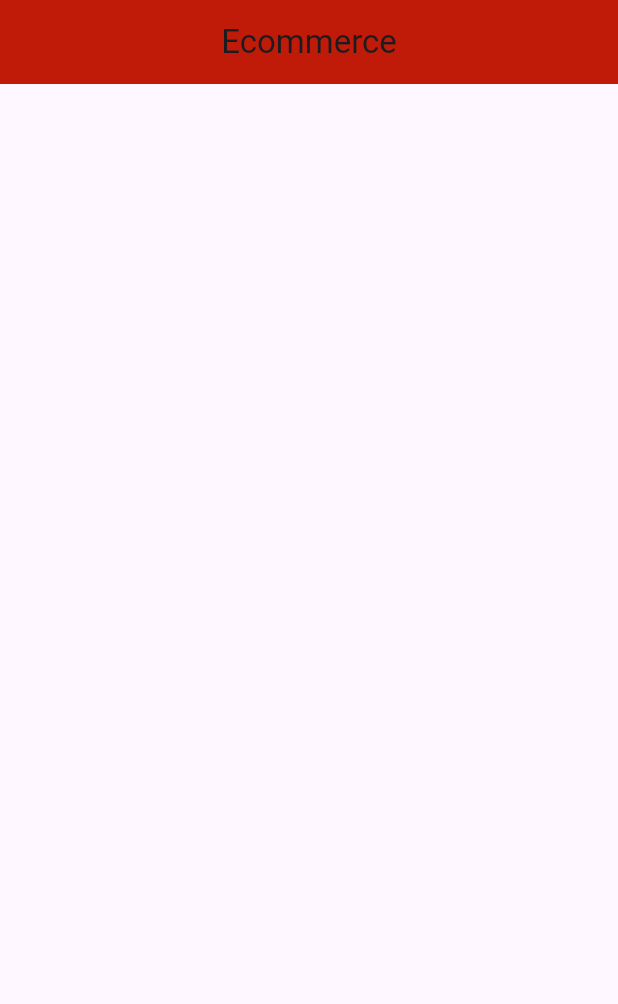
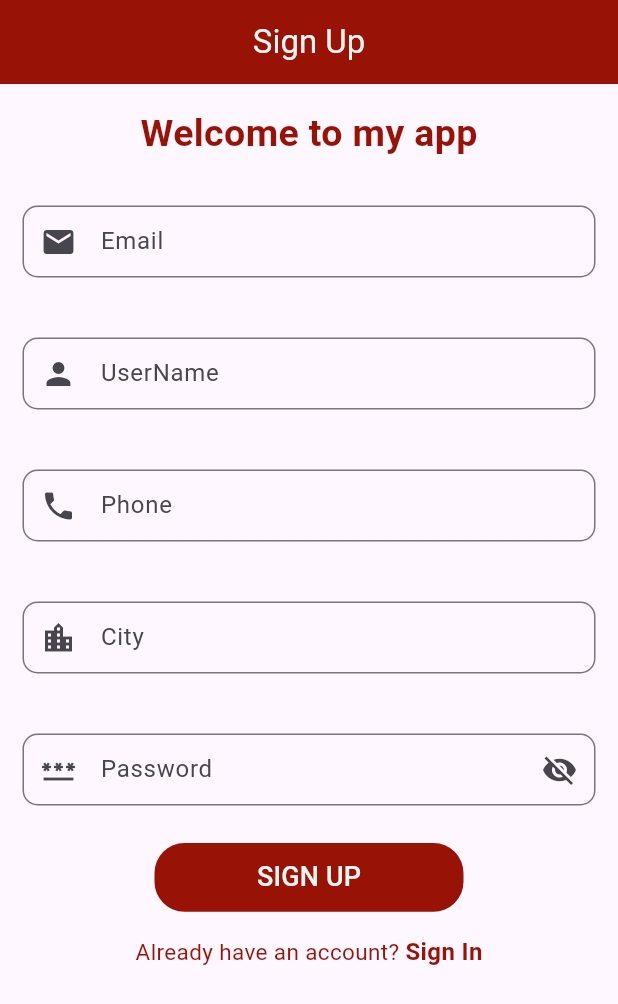
Before and after one commit to its-malaika16/ecommerce_app, a Flutter app: the screen it shows after launch, on a phone screen of 412 x 824 dp. Shown: the top 1004 px of the screen. Run offline on Flutter 3.47's test engine with Material 3 defaults, Android fonts, the phone set to English and light mode, and no system bars; our stand-ins replace flutter_keyboard_visibility, get, lottie.

Commit message:
signin signup screen ui

```diff
--- a/lib/main.dart
+++ b/lib/main.dart
@@ -1,3 +1,5 @@
+import 'package:ecommerce_store/screens/auth-ui/sign-in-screen.dart';
+import 'package:ecommerce_store/screens/auth-ui/sign-up-screen.dart';
 import 'package:ecommerce_store/screens/auth-ui/splash-screen.dart';
 import 'package:get/get_navigation/src/root/get_material_app.dart';
 
@@ -14,8 +16,6 @@
   // This widget is the root of your application.
   @override
   Widget build(BuildContext context) {
-    return GetMaterialApp(
-home: const SplashScreen(),
-    );
+    return GetMaterialApp(home: const SignUpScreen());
   }
 }
--- /dev/null
+++ b/lib/screens/auth-ui/sign-up-screen.dart
@@ -0,0 +1,214 @@
+import 'package:ecommerce_store/screens/auth-ui/sign-in-screen.dart';
+import 'package:ecommerce_store/utils/app-constant.dart';
+import 'package:flutter/material.dart';
+import 'package:flutter_keyboard_visibility/flutter_keyboard_visibility.dart';
+import 'package:get/get.dart';
+
+class SignUpScreen extends StatefulWidget {
+  const SignUpScreen({super.key});
+
+  @override
+  State<SignUpScreen> createState() => _SignUpScreenState();
+}
+
+class _SignUpScreenState extends State<SignUpScreen> {
+  @override
+  Widget build(BuildContext context) {
+    return KeyboardVisibilityBuilder(builder: (context, isKeyboardVisible){
+      return Scaffold(
+        appBar: AppBar(
+          title: Text("Sign Up", style: TextStyle(color: AppConstant.appTextColor),),
+          centerTitle: true,
+          backgroundColor: AppConstant.appSecondaryColor,
+        ),
+
+        body: SingleChildScrollView(
+          physics: BouncingScrollPhysics(),
+          child: Container(
+            child: Column(
+              children: [
+                SizedBox(height: 15,),
+
+                Container(
+                  alignment: Alignment.center,
+                  child: Text("Welcome to my app",
+                    style: TextStyle(
+                      color: AppConstant.appSecondaryColor,
+                      fontWeight: FontWeight.bold,
+                      fontSize: 25
+                    ),
+                    ),
+                ),
+
+                SizedBox(
+                  height: 20,
+                ),
+
+                Container(
+                    margin: EdgeInsets.symmetric(horizontal: 5),
+                    width: Get.width,
+                    child: Padding(
+                      padding: const EdgeInsets.all(10.0),
+                      child: TextFormField(
+                        cursorColor: AppConstant.appSecondaryColor,
+                        keyboardType: TextInputType.emailAddress,
+                        decoration: InputDecoration(
+                            hintText: "Email",
+                            prefixIcon: Icon(Icons.email),
+                            contentPadding: EdgeInsets.only(left: 8, top: 2),
+                            border: OutlineInputBorder(
+                              borderRadius: BorderRadius.circular(10),
+                            )
+                        ),
+                      ),
+                    )),
+
+                SizedBox(
+                  height: 20,
+                ),
+
+                Container(
+                    margin: EdgeInsets.symmetric(horizontal: 5),
+                    width: Get.width,
+                    child: Padding(
+                      padding: const EdgeInsets.all(10.0),
+                      child: TextFormField(
+                        cursorColor: AppConstant.appSecondaryColor,
+                        keyboardType: TextInputType.name,
+                        decoration: InputDecoration(
+                            hintText: "UserName",
+                            prefixIcon: Icon(Icons.person),
+                            contentPadding: EdgeInsets.only(left: 8, top: 2),
+                            border: OutlineInputBorder(
+                              borderRadius: BorderRadius.circular(10),
+                            )
+                        ),
+                      ),
+                    )),
+
+                SizedBox(
+                  height: 20,
+                ),
+
+                Container(
+                    margin: EdgeInsets.symmetric(horizontal: 5),
+                    width: Get.width,
+                    child: Padding(
+                      padding: const EdgeInsets.all(10.0),
+                      child: TextFormField(
+                        cursorColor: AppConstant.appSecondaryColor,
+                        keyboardType: TextInputType.number,
+                        decoration: InputDecoration(
+                            hintText: "Phone",
+                            prefixIcon: Icon(Icons.phone),
+                            contentPadding: EdgeInsets.only(left: 8, top: 2),
+                            border: OutlineInputBorder(
+                              borderRadius: BorderRadius.circular(10),
+                            )
+                        ),
+                      ),
+                    )),
+
+                SizedBox(
+                  height: 20,
+                ),
+
+                Container(
+                    margin: EdgeInsets.symmetric(horizontal: 5),
+                    width: Get.width,
+                    child: Padding(
+                      padding: const EdgeInsets.all(10.0),
+                      child: TextFormField(
+                        cursorColor: AppConstant.appSecondaryColor,
+                        keyboardType: TextInputType.streetAddress,
+                        decoration: InputDecoration(
+                            hintText: "City",
+                            prefixIcon: Icon(Icons.location_city),
+                            contentPadding: EdgeInsets.only(left: 8, top: 2),
+                            border: OutlineInputBorder(
+                              borderRadius: BorderRadius.circular(10),
+                            )
+                        ),
+                      ),
+                    )),
+
+                SizedBox(
+                  height: 20,
+                ),
+
+                Container(
+                    margin: EdgeInsets.symmetric(horizontal: 5),
+                    width: Get.width,
+                    child: Padding(
+                      padding: const EdgeInsets.all(10.0),
+                      child: TextFormField(
+                        cursorColor: AppConstant.appSecondaryColor,
+                        keyboardType: TextInputType.visiblePassword,
+                        decoration: InputDecoration(
+                            hintText: "Password",
+                            prefixIcon: Icon(Icons.password),
+                            suffixIcon: Icon(Icons.visibility_off),
+                            contentPadding: EdgeInsets.only(left: 8, top: 2),
+                            border: OutlineInputBorder(
+                              borderRadius: BorderRadius.circular(10),
+                            )
+                        ),
+                      ),
+                    )
+                ),
+
+                SizedBox(height: 15,),
+
+                Material(
+                  child: Container(
+                    width: Get.width/2,
+                    height: Get.height/18,
+                    decoration: BoxDecoration(
+                      color: AppConstant.appSecondaryColor,
+                      borderRadius: BorderRadius.circular(20),
+                    ),
+                    child: TextButton.icon(
+                      onPressed: (){},
+                      label: Text("SIGN UP",
+                        style: TextStyle(color: AppConstant.appTextColor, fontSize: 18),),
+                    ),
+                  ),
+                ),
+
+                SizedBox(height: 15,),
+
+                Row(
+                  mainAxisAlignment: MainAxisAlignment.center,
+                  children: [
+                    Text("Already have an account? ",
+                      style: TextStyle(
+                          fontSize: 15,
+                          color: AppConstant.appSecondaryColor
+                      ),
+                    ),
+
+                    GestureDetector(
+                      onTap: () => Get.offAll(()=> SignInScreen()),
+                      child: Text("Sign In",
+                        style: TextStyle(
+                          fontSize: 16,
+                          color: AppConstant.appSecondaryColor,
+                          fontWeight: FontWeight.bold,
+                        ),
+                      ),
+                    )
+
+                  ],
+                )
+              ],
+            ),
+          ),
+        ),
+      );
+    },
+
+
+
+    );
+  }
+}
--- a/lib/screens/auth-ui/splash-screen.dart
+++ b/lib/screens/auth-ui/splash-screen.dart
@@ -1,5 +1,6 @@
 import 'dart:async';
 
+import 'package:ecommerce_store/screens/auth-ui/welcome-screen.dart';
 import 'package:ecommerce_store/screens/user-panel/main-screen.dart';
 import 'package:ecommerce_store/utils/app-constant.dart';
 import 'package:flutter/material.dart';
@@ -18,7 +19,7 @@
   void initState(){
     super.initState();
     Timer(Duration(seconds: 3), (){
-      Get.offAll(() => MainScreen());
+      Get.offAll(() => WelcomeScreen());
     });
   }
   @override
--- a/pubspec.yaml
+++ b/pubspec.yaml
@@ -36,6 +36,7 @@
   cupertino_icons: ^1.0.8
   lottie: ^3.3.2
   get: ^4.7.3
+  flutter_keyboard_visibility: ^6.0.0
 
 dev_dependencies:
   flutter_test:
```
Also changed, not shown: lib/screens/auth-ui/sign-in-screen.dart (added, +147 -0 lines), lib/screens/auth-ui/welcome-screen.dart (added, +85 -0 lines), pubspec.lock.
